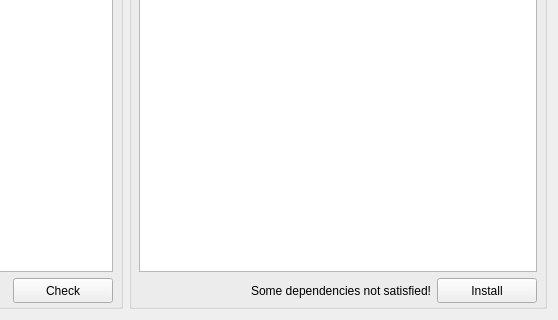
Before: the Qt Designer form PatcherGui/InstallerWidget.ui in mxprshn/databasePatcherGUI, drawn with Qt 5; both pictures show x 307 to 865 and y 368 to 688 of the 865 by 688 pixel window.
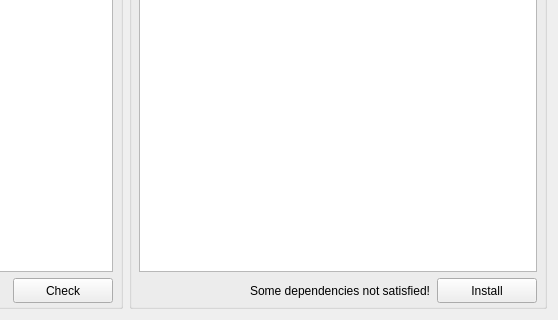
After: the same form once the commit is applied. Icons and pictures are not drawn. Custom widgets are drawn as their Qt base class.

Commit message: Finish main functionality of installer widget

```diff
--- a/PatcherGui/InstallerWidget.ui
+++ b/PatcherGui/InstallerWidget.ui
@@ -16,7 +16,7 @@
   <property name="locale">
    <locale language="English" country="UnitedStates"/>
   </property>
-  <layout class="QGridLayout" name="mainLayout" rowstretch="0,1">
+  <layout class="QGridLayout" name="mainLayout" rowstretch="0,1" columnstretch="1,1">
    <item row="0" column="0" colspan="2">
     <widget class="QGroupBox" name="openPatchGroupBox">
      <property name="title">
@@ -187,27 +187,29 @@
       </item>
       <item>
        <layout class="QHBoxLayout" name="installButtonLayout">
+        <property name="spacing">
+         <number>7</number>
+        </property>
         <property name="topMargin">
          <number>0</number>
         </property>
-        <item>
-         <spacer name="installButtonSpacer">
-          <property name="orientation">
-           <enum>Qt::Horizontal</enum>
-          </property>
-          <property name="sizeHint" stdset="0">
-           <size>
-            <width>40</width>
-            <height>20</height>
-           </size>
-          </property>
-         </spacer>
-        </item>
         <item>
          <widget class="QLabel" name="installInfoLabel">
+          <property name="sizePolicy">
+           <sizepolicy hsizetype="Preferred" vsizetype="Preferred">
+            <horstretch>1</horstretch>
+            <verstretch>0</verstretch>
+           </sizepolicy>
+          </property>
           <property name="text">
            <string>Some dependencies not satisfied!</string>
           </property>
+          <property name="alignment">
+           <set>Qt::AlignRight|Qt::AlignTrailing|Qt::AlignVCenter</set>
+          </property>
+          <property name="wordWrap">
+           <bool>true</bool>
+          </property>
          </widget>
         </item>
         <item alignment="Qt::AlignRight">
```
The commit also changes 8 other files.
